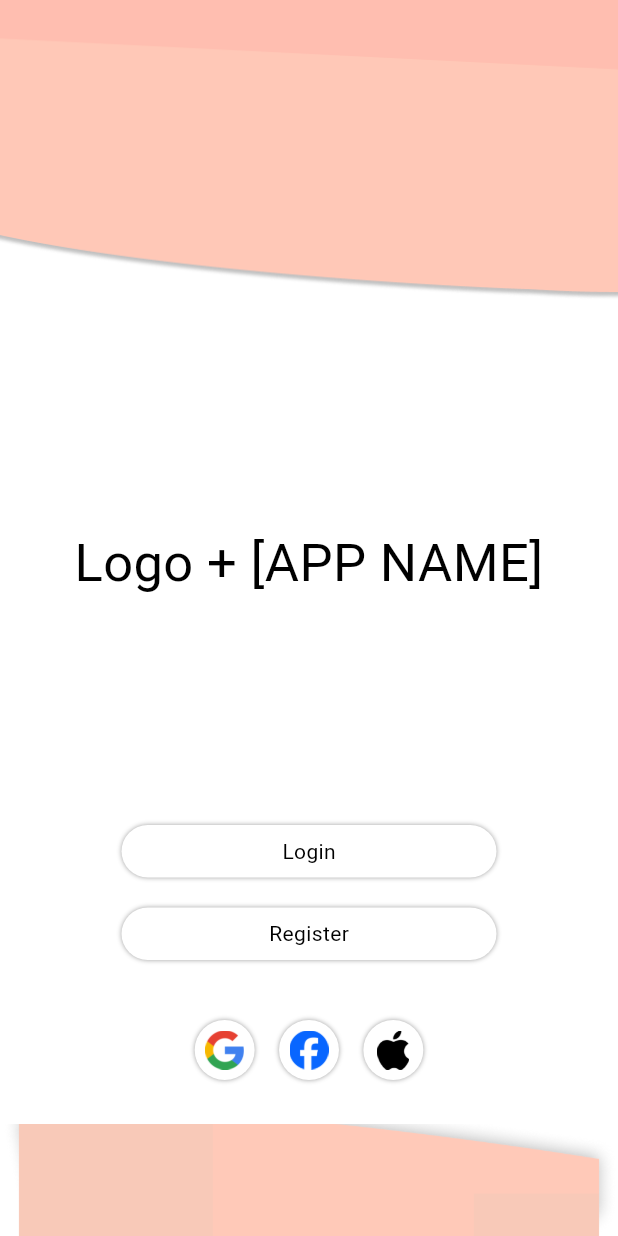
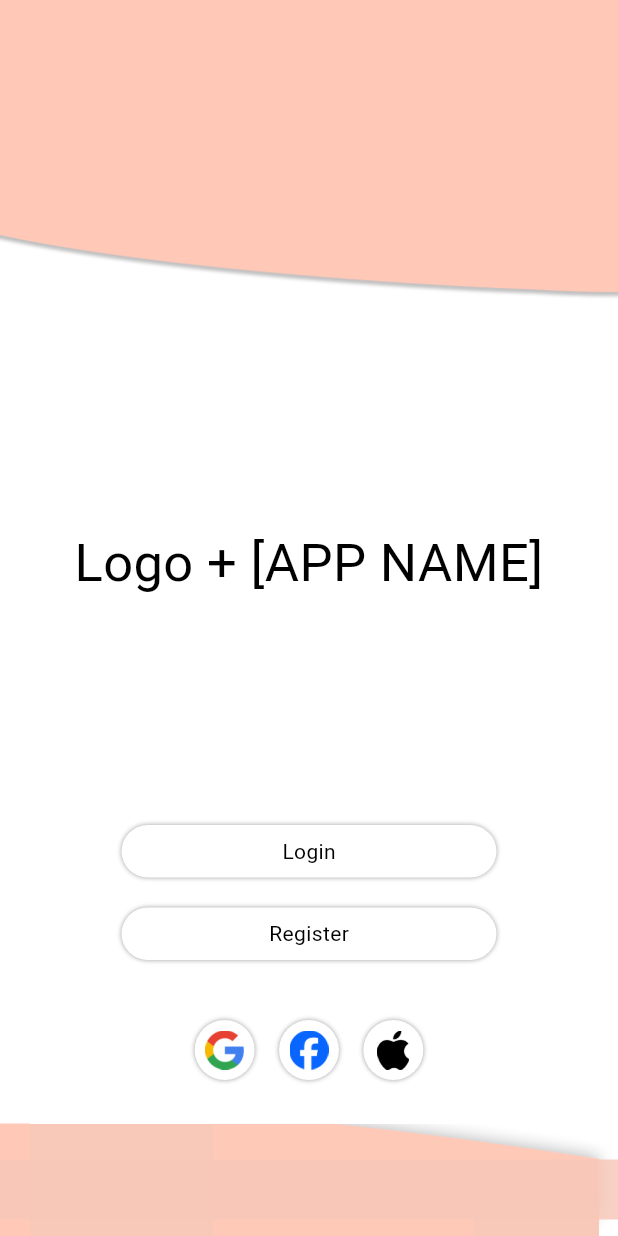
Before and after one commit to SpeakUP-Mobile/SpeakUP-App, a Flutter app: the screen it shows after launch, on a phone screen of 412 x 824 dp. Run offline on Flutter 3.47's test engine with Material 3 defaults, Android fonts, the light colour scheme and no system bars.

Commit message:
Super sketch solution for fixing bottom image

```diff
--- a/lib/login_screen/public_speak_login.dart
+++ b/lib/login_screen/public_speak_login.dart
@@ -32,14 +32,28 @@ class _PublicSpeakLoginState extends State<PublicSpeakLogin> {
           Spacer(flex: 8),
         ]),
       ]),
-      bottomNavigationBar: Container(
+      bottomNavigationBar: Stack(children: [
+        Container(
             height: 75,
             decoration: const BoxDecoration(
                 shape: BoxShape.rectangle,
+                border: Border(
+                    left: BorderSide(width: 20, color: Color(0xffffc8b7))),
                 image: DecorationImage(
                   fit: BoxFit.cover,
                   image: AssetImage('assets/login_screen/bottom_banner.png'),
                 ))),
+        Padding(
+          padding: const EdgeInsets.only(top: 24.0),
+          child: Container(
+            height: 40,
+            decoration: const BoxDecoration(
+              shape: BoxShape.rectangle,
+              color: Color.fromARGB(209, 247, 199, 183),
+            ),
+          ),
+        ),
+      ]),
     );
   }
 
@@ -59,7 +73,7 @@ class _PublicSpeakLoginState extends State<PublicSpeakLogin> {
         height: 100,
         decoration: const BoxDecoration(
           shape: BoxShape.rectangle,
-          color: Color(0xffFFBEB0),
+          color: Color(0xffffc8b7),
         ),
       ),
       Container(
```
Lines whose indentation alone changed are shown as unchanged.
